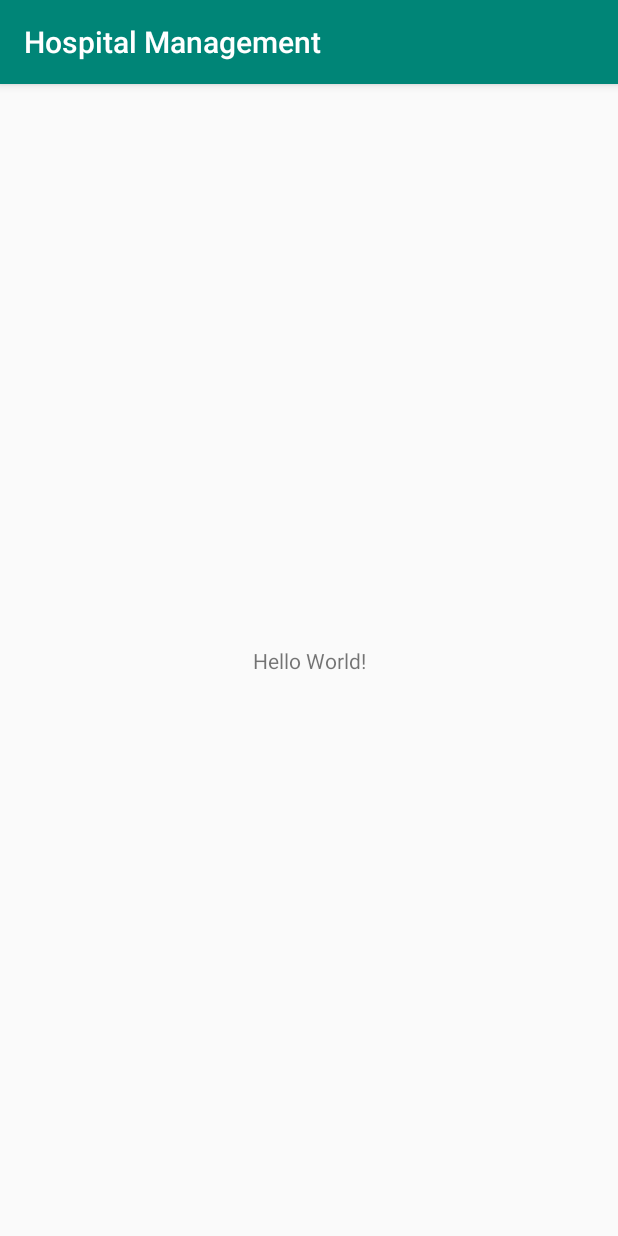
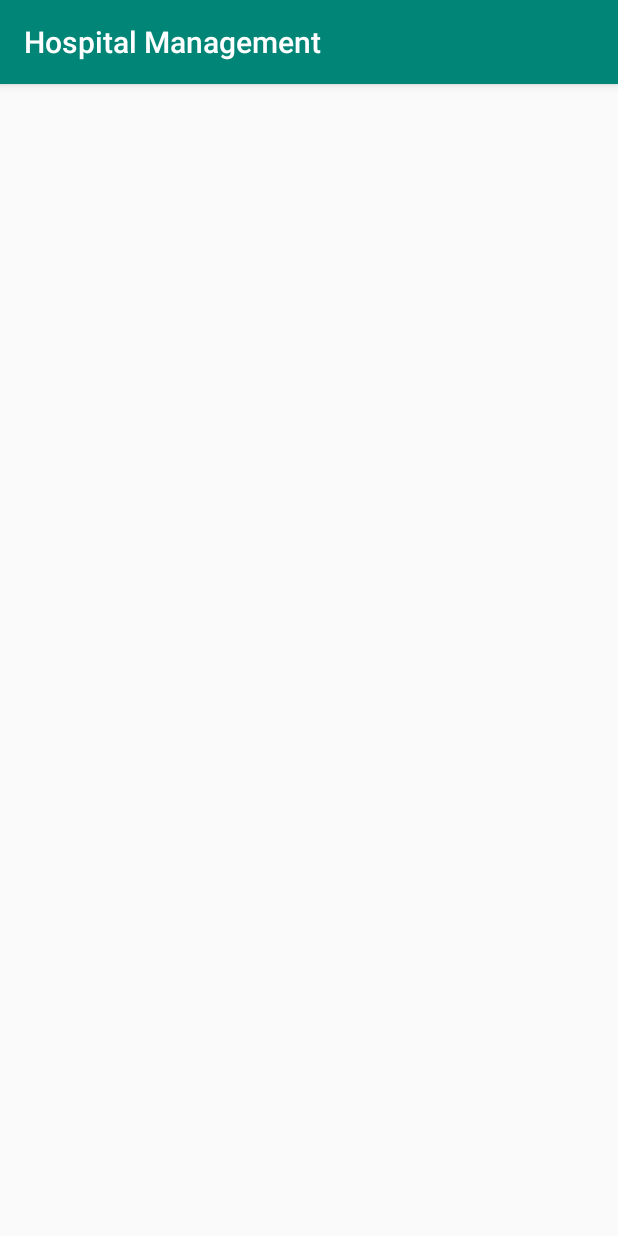
Before and after one commit to msrsiddik/HospitalManagement, an Android app: the screen it shows after launch (MainActivity), on a phone screen of 412 x 824 dp. Run offline under Robolectric (Android 15) with nearby library versions, the phone set to English and light mode, and no system bars.

Commit message:
Initial commit

```diff
--- /dev/null
+++ b/app/src/main/java/com/zerone/hospitalmanagement/FragmentController.java
@@ -0,0 +1,4 @@
+package com.zerone.hospitalmanagement;
+
+public interface FragmentController {
+}
--- a/app/src/main/res/layout/activity_main.xml
+++ b/app/src/main/res/layout/activity_main.xml
@@ -1,18 +1,8 @@
 <?xml version="1.0" encoding="utf-8"?>
-<android.support.constraint.ConstraintLayout xmlns:android="http://schemas.android.com/apk/res/android"
-    xmlns:app="http://schemas.android.com/apk/res-auto"
+<FrameLayout xmlns:android="http://schemas.android.com/apk/res/android"
     xmlns:tools="http://schemas.android.com/tools"
     android:layout_width="match_parent"
     android:layout_height="match_parent"
     tools:context=".MainActivity">
 
-    <TextView
-        android:layout_width="wrap_content"
-        android:layout_height="wrap_content"
-        android:text="Hello World!"
-        app:layout_constraintBottom_toBottomOf="parent"
-        app:layout_constraintLeft_toLeftOf="parent"
-        app:layout_constraintRight_toRightOf="parent"
-        app:layout_constraintTop_toTopOf="parent" />
-
-</android.support.constraint.ConstraintLayout>
+</FrameLayout>
```
